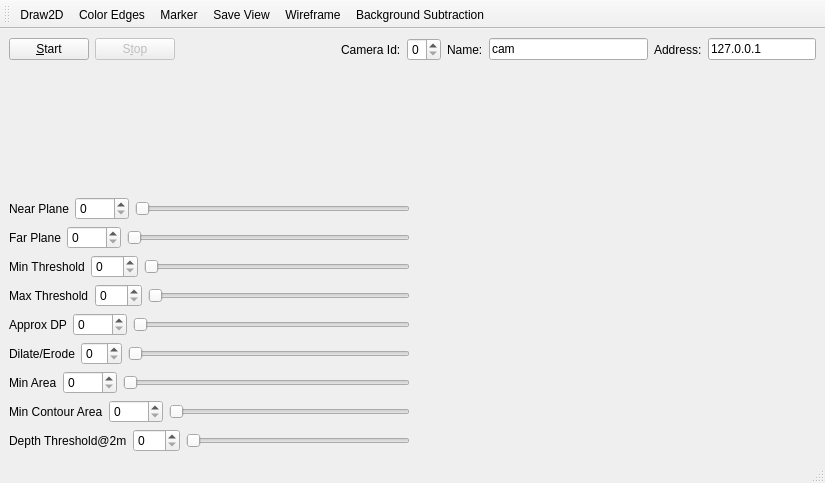
The window that acquisition/AcquisitionUI.ui (djgaspa/meshification) describes before a commit, drawn with Qt 5.
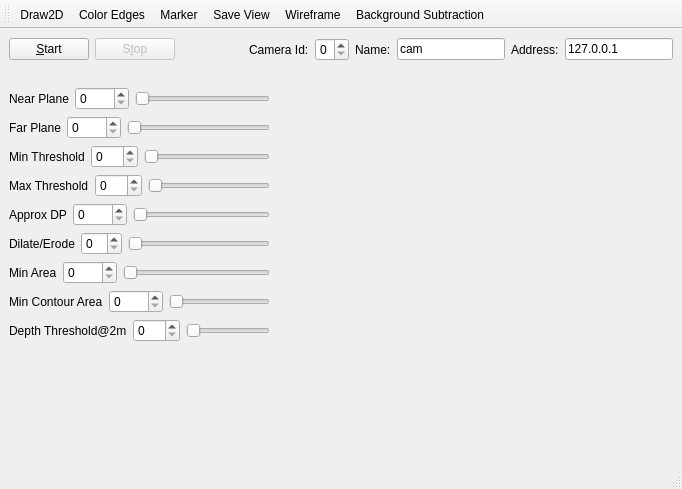
The same window after the commit. Custom widgets are drawn as their Qt base class.

Commit message: Stretch properties are now corrected.

Patch:
```diff
--- a/acquisition/AcquisitionUI.ui
+++ b/acquisition/AcquisitionUI.ui
@@ -6,8 +6,8 @@
    <rect>
     <x>0</x>
     <y>0</y>
-    <width>825</width>
-    <height>483</height>
+    <width>682</width>
+    <height>489</height>
    </rect>
   </property>
   <property name="windowTitle">
@@ -111,11 +111,7 @@
       <item>
        <layout class="QVBoxLayout" name="verticalLayout">
         <item>
-         <widget class="QLabel" name="lbl_frame">
-          <property name="text">
-           <string/>
-          </property>
-         </widget>
+         <widget class="QLabel" name="lbl_frame"/>
         </item>
         <item>
          <layout class="QHBoxLayout" name="horizontalLayout_3">
@@ -369,13 +365,26 @@
           </item>
          </layout>
         </item>
+        <item>
+         <spacer name="verticalSpacer">
+          <property name="orientation">
+           <enum>Qt::Vertical</enum>
+          </property>
+          <property name="sizeHint" stdset="0">
+           <size>
+            <width>20</width>
+            <height>40</height>
+           </size>
+          </property>
+         </spacer>
+        </item>
        </layout>
       </item>
       <item>
        <widget class="Viewer" name="viewer" native="true">
         <property name="sizePolicy">
-         <sizepolicy hsizetype="Expanding" vsizetype="Preferred">
-          <horstretch>0</horstretch>
+         <sizepolicy hsizetype="Preferred" vsizetype="Preferred">
+          <horstretch>1</horstretch>
           <verstretch>0</verstretch>
          </sizepolicy>
         </property>
```
Left out of the diff: 2 changed lines with no effect on the pictures.
